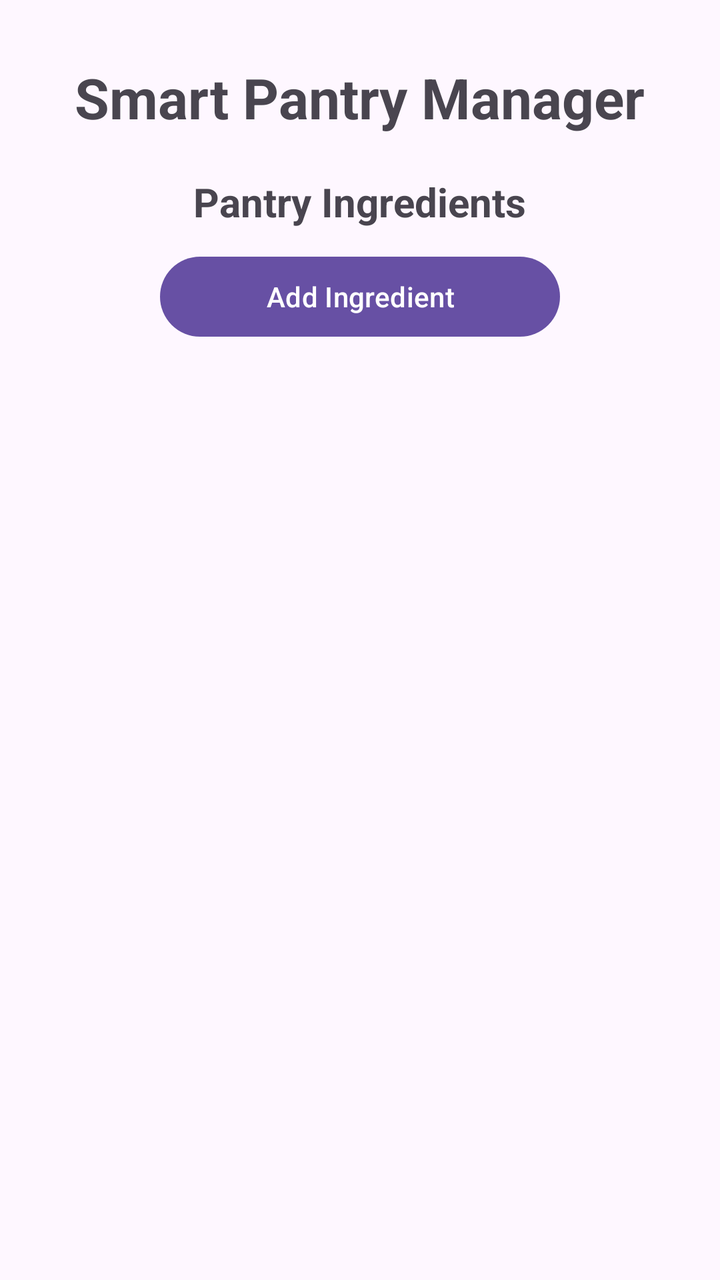
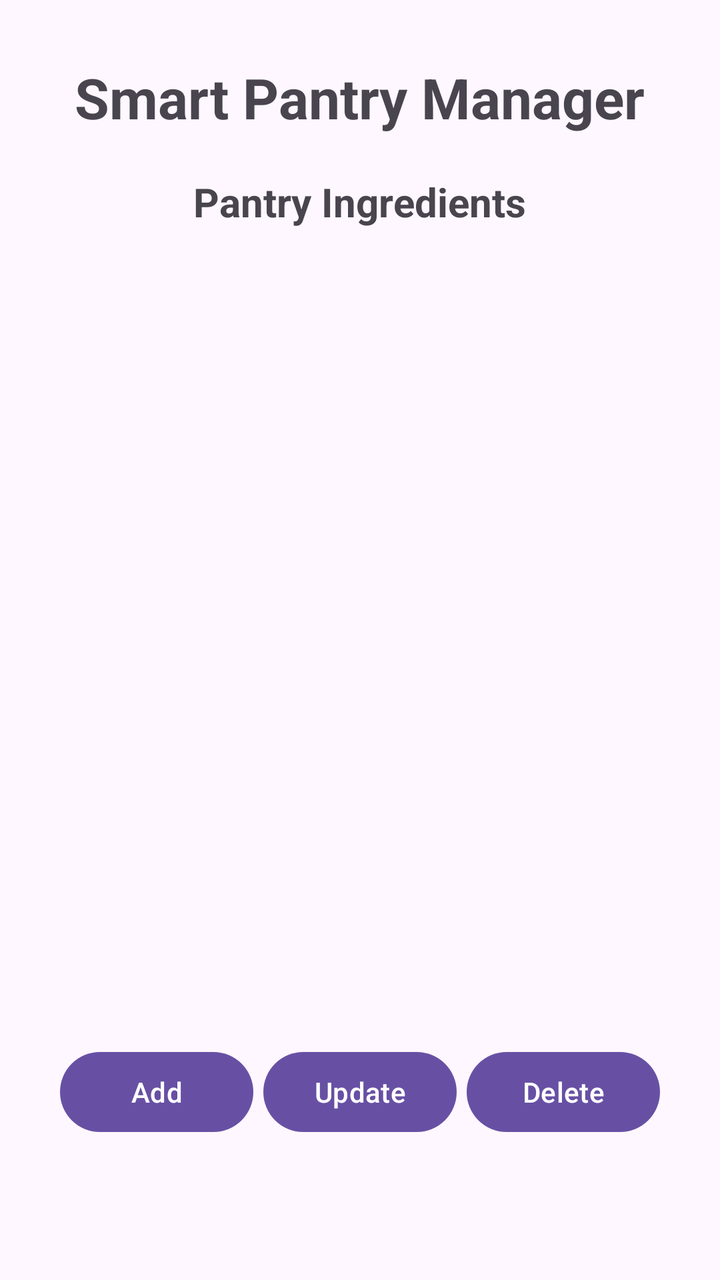

Two renders of the same Android screen: before a commit and after it. Below are the layout's source before the change and the commit's diff.
<!-- AndroidManifest.xml: application theme Theme.SmartPantryManager -->
<!-- res/layout/activity_main.xml -->
<?xml version="1.0" encoding="utf-8"?>
<LinearLayout xmlns:android="http://schemas.android.com/apk/res/android"
    xmlns:app="http://schemas.android.com/apk/res-auto"
    xmlns:tools="http://schemas.android.com/tools"
    android:id="@+id/main"
    android:orientation="vertical"
    android:gravity="center"
    android:padding="30dp"
    android:layout_width="match_parent"
    android:layout_height="match_parent"
    tools:context=".MainActivity">

    <TextView
        android:id="@+id/Title"
        android:text="Smart Pantry Manager"
        android:textSize="28sp"
        android:textStyle="bold"
        android:layout_marginBottom="20dp"
        android:layout_width="wrap_content"
        android:layout_height="wrap_content" />

    <TextView
        android:id="@+id/Pantry"
        android:text="Pantry Ingredients"
        android:textSize="20sp"
        android:textStyle="bold"
        android:layout_marginBottom="10dp"
        android:layout_width="wrap_content"
        android:layout_height="wrap_content" />

    <Button
        android:id="@+id/btnAddIngredient"
        android:text="Add Ingredient"
        android:layout_marginBottom="20dp"
        android:layout_width="200dp"
        android:layout_height="wrap_content" />

    <androidx.recyclerview.widget.RecyclerView
        android:id="@+id/recyclerIngredients"
        android:layout_weight="1"
        android:layout_width="match_parent"
        android:layout_height="0dp" />

</LinearLayout>
<!-- resources referenced by this layout -->
<resources>
  <style name="Theme.SmartPantryManager" parent="Base.Theme.SmartPantryManager" />
  <style name="Base.Theme.SmartPantryManager" parent="Theme.Material3.DayNight.NoActionBar">
          
          
      </style>
</resources>

<!-- the commit's change to res/layout/activity_main.xml (unified diff, before → after) -->
@@ -28,17 +28,40 @@
         android:layout_width="wrap_content"
         android:layout_height="wrap_content" />
 
-    <Button
-        android:id="@+id/btnAddIngredient"
-        android:text="Add Ingredient"
-        android:layout_marginBottom="20dp"
-        android:layout_width="200dp"
-        android:layout_height="wrap_content" />
-
     <androidx.recyclerview.widget.RecyclerView
         android:id="@+id/recyclerIngredients"
         android:layout_weight="1"
         android:layout_width="match_parent"
         android:layout_height="0dp" />
 
+    <LinearLayout
+        android:orientation="horizontal"
+        android:layout_marginBottom="20dp"
+        android:layout_width="match_parent"
+        android:layout_height="wrap_content">
+    <Button
+        android:id="@+id/btnAddIngredient"
+        android:text="Add"
+        android:layout_marginBottom="20dp"
+        android:layout_marginEnd="5dp"
+        android:layout_width="0dp"
+        android:layout_height="wrap_content"
+        android:layout_weight="1"/>
+    <Button
+        android:id="@+id/btnUpdateIngredient"
+        android:text="Update"
+        android:layout_marginBottom="20dp"
+        android:layout_marginEnd="5dp"
+        android:layout_width="0dp"
+        android:layout_height="wrap_content"
+        android:layout_weight="1"/>
+    <Button
+        android:id="@+id/btnDeleteIngredient"
+        android:text="Delete"
+        android:layout_marginBottom="20dp"
+        android:layout_width="0dp"
+        android:layout_height="wrap_content"
+        android:layout_weight="1"/>
+    </LinearLayout>
+
 </LinearLayout>
